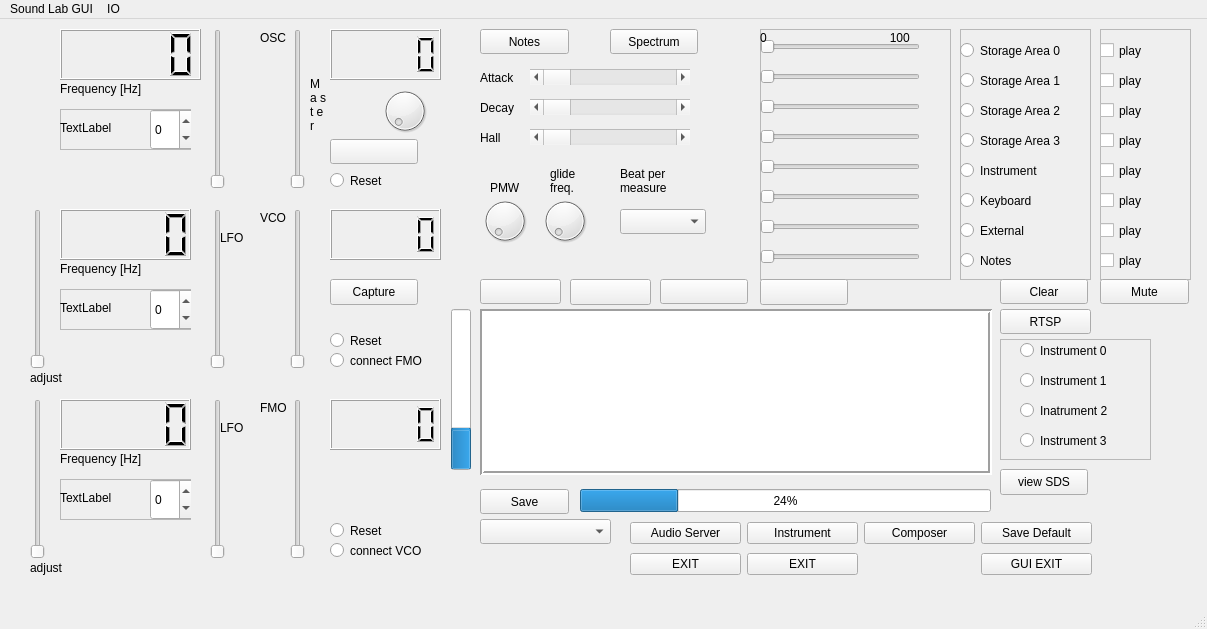
Old version of the form OceanGUI/mainwindow.ui in the repository uglasmeyer/ocean.
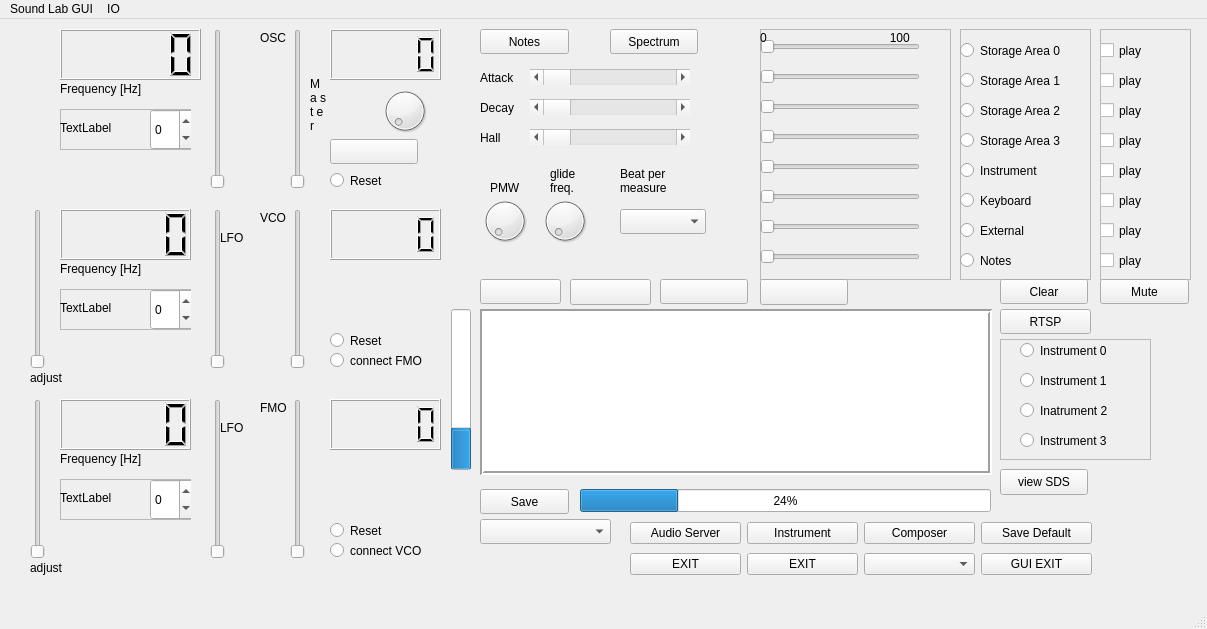
New version of the form.

```diff
--- a/OceanGUI/mainwindow.ui
+++ b/OceanGUI/mainwindow.ui
@@ -1807,6 +1807,9 @@
        </property>
       </widget>
      </item>
+     <item row="1" column="3">
+      <widget class="QComboBox" name="cB_Capture"/>
+     </item>
     </layout>
    </widget>
    <widget class="QComboBox" name="cb_bps">
@@ -1974,19 +1977,6 @@
      <string>adjust</string>
     </property>
    </widget>
-   <widget class="QPushButton" name="pB_Capture">
-    <property name="geometry">
-     <rect>
-      <x>330</x>
-      <y>260</y>
-      <width>88</width>
-      <height>26</height>
-     </rect>
-    </property>
-    <property name="text">
-     <string>Capture</string>
-    </property>
-   </widget>
   </widget>
   <widget class="QMenuBar" name="menubar">
    <property name="geometry">
```
Left out of the diff: 5 changed lines with no effect on the pictures.
